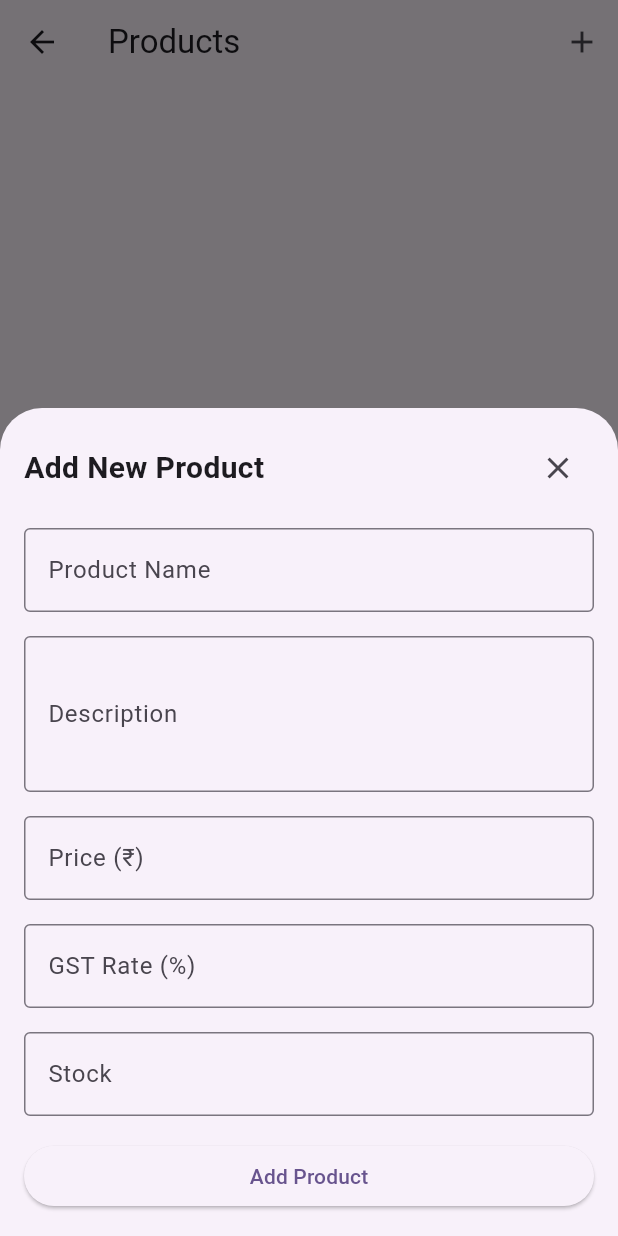
After one commit to jenil1711/gst-billing-app, a Flutter app: the ProductsScreen screen opened directly, after a tap on "Add Product", on a phone screen of 412 x 824 dp. The commit adds this screen. Run offline on Flutter 3.47's test engine with Material 3 defaults, Android fonts, the phone set to English and light mode, and no system bars; our stand-ins replace cloud_firestore, firebase_auth, firebase_core, flutter_riverpod, google_fonts, shared_preferences; accounts and stored records are empty.

Commit message:
feat: Add Products screen with Firestore integration and improved UI

```diff
--- a/lib/models/product.dart
+++ b/lib/models/product.dart
@@ -1,20 +1,20 @@
 class Product {
   final String id;
   final String name;
+  final String description;
   final double price;
   final double gstRate;
-  final String category;
-  final String? description;
+  final int stock;
   final DateTime createdAt;
   final DateTime updatedAt;
 
   Product({
     required this.id,
     required this.name,
+    required this.description,
     required this.price,
     required this.gstRate,
-    required this.category,
-    this.description,
+    required this.stock,
     required this.createdAt,
     required this.updatedAt,
   });
@@ -25,26 +25,51 @@ class Product {
   double get totalGst => cgst + sgst;
   double get totalPrice => price + totalGst;
 
-  // Convert to/from JSON
-  Map<String, dynamic> toJson() => {
+  Map<String, dynamic> toMap() {
+    return {
       'id': id,
       'name': name,
+      'description': description,
       'price': price,
       'gstRate': gstRate,
-        'category': category,
-        'description': description,
+      'stock': stock,
       'createdAt': createdAt.toIso8601String(),
       'updatedAt': updatedAt.toIso8601String(),
     };
+  }
 
-  factory Product.fromJson(Map<String, dynamic> json) => Product(
-        id: json['id'],
-        name: json['name'],
-        price: json['price'].toDouble(),
-        gstRate: json['gstRate'].toDouble(),
-        category: json['category'],
-        description: json['description'],
-        createdAt: DateTime.parse(json['createdAt']),
-        updatedAt: DateTime.parse(json['updatedAt']),
+  factory Product.fromMap(Map<String, dynamic> map) {
+    return Product(
+      id: map['id'] as String,
+      name: map['name'] as String,
+      description: map['description'] as String,
+      price: (map['price'] as num).toDouble(),
+      gstRate: (map['gstRate'] as num).toDouble(),
+      stock: map['stock'] as int,
+      createdAt: DateTime.parse(map['createdAt'] as String),
+      updatedAt: DateTime.parse(map['updatedAt'] as String),
     );
   }
+
+  Product copyWith({
+    String? id,
+    String? name,
+    String? description,
+    double? price,
+    double? gstRate,
+    int? stock,
+    DateTime? createdAt,
+    DateTime? updatedAt,
+  }) {
+    return Product(
+      id: id ?? this.id,
+      name: name ?? this.name,
+      description: description ?? this.description,
+      price: price ?? this.price,
+      gstRate: gstRate ?? this.gstRate,
+      stock: stock ?? this.stock,
+      createdAt: createdAt ?? this.createdAt,
+      updatedAt: updatedAt ?? this.updatedAt,
+    );
+  }
+}
--- /dev/null
+++ b/lib/screens/products_screen.dart
@@ -0,0 +1,386 @@
+import 'package:flutter/material.dart';
+import 'package:flutter_riverpod/flutter_riverpod.dart';
+import 'package:cloud_firestore/cloud_firestore.dart';
+import '../models/product.dart';
+
+class ProductsScreen extends ConsumerStatefulWidget {
+  const ProductsScreen({super.key});
+
+  @override
+  ConsumerState<ProductsScreen> createState() => _ProductsScreenState();
+}
+
+class _ProductsScreenState extends ConsumerState<ProductsScreen> {
+  final _formKey = GlobalKey<FormState>();
+  final _nameController = TextEditingController();
+  final _descriptionController = TextEditingController();
+  final _priceController = TextEditingController();
+  final _gstRateController = TextEditingController();
+  final _stockController = TextEditingController();
+  bool _isLoading = false;
+
+  @override
+  void dispose() {
+    _nameController.dispose();
+    _descriptionController.dispose();
+    _priceController.dispose();
+    _gstRateController.dispose();
+    _stockController.dispose();
+    super.dispose();
+  }
+
+  void _clearForm() {
+    _nameController.clear();
+    _descriptionController.clear();
+    _priceController.clear();
+    _gstRateController.clear();
+    _stockController.clear();
+    _formKey.currentState?.reset();
+  }
+
+  Future<void> _addProduct(BuildContext context) async {
+    if (!_formKey.currentState!.validate()) return;
+
+    setState(() => _isLoading = true);
+
+    try {
+      final product = Product(
+        id: DateTime.now().millisecondsSinceEpoch.toString(),
+        name: _nameController.text.trim(),
+        description: _descriptionController.text.trim(),
+        price: double.parse(_priceController.text),
+        gstRate: double.parse(_gstRateController.text),
+        stock: int.parse(_stockController.text),
+        createdAt: DateTime.now(),
+        updatedAt: DateTime.now(),
+      );
+
+      await FirebaseFirestore.instance
+          .collection('products')
+          .doc(product.id)
+          .set(product.toMap());
+
+      if (mounted) {
+        ScaffoldMessenger.of(context).showSnackBar(
+          const SnackBar(
+            content: Text('Product added successfully'),
+            behavior: SnackBarBehavior.floating,
+          ),
+        );
+        _clearForm();
+        Navigator.pop(context); // Close the bottom sheet
+      }
+    } catch (e) {
+      if (mounted) {
+        ScaffoldMessenger.of(context).showSnackBar(
+          SnackBar(
+            content: Text('Error: ${e.toString()}'),
+            behavior: SnackBarBehavior.floating,
+          ),
+        );
+      }
+    } finally {
+      if (mounted) {
+        setState(() => _isLoading = false);
+      }
+    }
+  }
+
+  @override
+  Widget build(BuildContext context) {
+    return Scaffold(
+      appBar: AppBar(
+        title: const Text('Products'),
+        actions: [
+          IconButton(
+            icon: const Icon(Icons.add),
+            onPressed: () {
+              _clearForm();
+              showModalBottomSheet(
+                context: context,
+                isScrollControlled: true,
+                isDismissible: true,
+                enableDrag: true,
+                builder: (context) => Padding(
+                  padding: EdgeInsets.only(
+                    bottom: MediaQuery.of(context).viewInsets.bottom,
+                  ),
+                  child: _buildAddProductForm(),
+                ),
+              );
+            },
+          ),
+        ],
+      ),
+      body: StreamBuilder<QuerySnapshot>(
+        stream: FirebaseFirestore.instance
+            .collection('products')
+            .orderBy('createdAt', descending: true)
+            .snapshots(),
+        builder: (context, snapshot) {
+          if (snapshot.hasError) {
+            return Center(
+              child: Text(
+                'Error: ${snapshot.error}',
+                style: const TextStyle(color: Colors.red),
+              ),
+            );
+          }
+
+          if (snapshot.connectionState == ConnectionState.waiting) {
+            return const Center(child: CircularProgressIndicator());
+          }
+
+          final products = snapshot.data?.docs
+                  .map((doc) =>
+                      Product.fromMap(doc.data() as Map<String, dynamic>))
+                  .toList() ??
+              [];
+
+          if (products.isEmpty) {
+            return Center(
+              child: Column(
+                mainAxisAlignment: MainAxisAlignment.center,
+                children: [
+                  const Icon(
+                    Icons.inventory_2_outlined,
+                    size: 64,
+                    color: Colors.grey,
+                  ),
+                  const SizedBox(height: 16),
+                  const Text(
+                    'No products found',
+                    style: TextStyle(
+                      fontSize: 18,
+                      color: Colors.grey,
+                    ),
+                  ),
+                  const SizedBox(height: 8),
+                  ElevatedButton.icon(
+                    onPressed: () {
+                      _clearForm();
+                      showModalBottomSheet(
+                        context: context,
+                        isScrollControlled: true,
+                        isDismissible: true,
+                        enableDrag: true,
+                        builder: (context) => Padding(
+                          padding: EdgeInsets.only(
+                            bottom: MediaQuery.of(context).viewInsets.bottom,
+                          ),
+                          child: _buildAddProductForm(),
+                        ),
+                      );
+                    },
+                    icon: const Icon(Icons.add),
+                    label: const Text('Add Product'),
+                  ),
+                ],
+              ),
+            );
+          }
+
+          return ListView.builder(
+            itemCount: products.length,
+            itemBuilder: (context, index) {
+              final product = products[index];
+              return Card(
+                margin: const EdgeInsets.symmetric(horizontal: 16, vertical: 8),
+                child: ListTile(
+                  title: Text(
+                    product.name,
+                    style: const TextStyle(
+                      fontWeight: FontWeight.bold,
+                    ),
+                  ),
+                  subtitle: Column(
+                    crossAxisAlignment: CrossAxisAlignment.start,
+                    children: [
+                      Text('₹${product.price.toStringAsFixed(2)}'),
+                      Text('GST: ${product.gstRate}%'),
+                      Text('Stock: ${product.stock}'),
+                    ],
+                  ),
+                  trailing: Row(
+                    mainAxisSize: MainAxisSize.min,
+                    children: [
+                      IconButton(
+                        icon: const Icon(Icons.edit),
+                        onPressed: () {
+                          // TODO: Implement edit functionality
+                        },
+                      ),
+                      IconButton(
+                        icon: const Icon(Icons.delete),
+                        onPressed: () async {
+                          final confirmed = await showDialog<bool>(
+                            context: context,
+                            builder: (context) => AlertDialog(
+                              title: const Text('Delete Product'),
+                              content: Text(
+                                  'Are you sure you want to delete ${product.name}?'),
+                              actions: [
+                                TextButton(
+                                  onPressed: () =>
+                                      Navigator.pop(context, false),
+                                  child: const Text('Cancel'),
+                                ),
+                                TextButton(
+                                  onPressed: () => Navigator.pop(context, true),
+                                  child: const Text(
+                                    'Delete',
+                                    style: TextStyle(color: Colors.red),
+                                  ),
+                                ),
+                              ],
+                            ),
+                          );
+
+                          if (confirmed == true && mounted) {
+                            await FirebaseFirestore.instance
+                                .collection('products')
+                                .doc(product.id)
+                                .delete();
+                            if (mounted) {
+                              ScaffoldMessenger.of(context).showSnackBar(
+                                const SnackBar(
+                                  content: Text('Product deleted successfully'),
+                                  behavior: SnackBarBehavior.floating,
+                                ),
+                              );
+                            }
+                          }
+                        },
+                      ),
+                    ],
+                  ),
+                ),
+              );
+            },
+          );
+        },
+      ),
+    );
+  }
+
+  Widget _buildAddProductForm() {
+    return SingleChildScrollView(
+      padding: const EdgeInsets.all(16),
+      child: Form(
+        key: _formKey,
+        child: Column(
+          crossAxisAlignment: CrossAxisAlignment.stretch,
+          mainAxisSize: MainAxisSize.min,
+          children: [
+            Row(
+              mainAxisAlignment: MainAxisAlignment.spaceBetween,
+              children: [
+                const Text(
+                  'Add New Product',
+                  style: TextStyle(
+                    fontSize: 20,
+                    fontWeight: FontWeight.bold,
+                  ),
+                ),
+                IconButton(
+                  icon: const Icon(Icons.close),
+                  onPressed: () => Navigator.pop(context),
+                ),
+              ],
+            ),
+            const SizedBox(height: 16),
+            TextFormField(
+              controller: _nameController,
+              decoration: const InputDecoration(
+                labelText: 'Product Name',
+                border: OutlineInputBorder(),
+              ),
+              validator: (value) {
+                if (value == null || value.isEmpty) {
+                  return 'Please enter product name';
+                }
+                return null;
+              },
+            ),
+            const SizedBox(height: 16),
+            TextFormField(
+              controller: _descriptionController,
+              decoration: const InputDecoration(
+                labelText: 'Description',
+                border: OutlineInputBorder(),
+              ),
+              maxLines: 3,
+            ),
+            const SizedBox(height: 16),
+            TextFormField(
+              controller: _priceController,
+              decoration: const InputDecoration(
+                labelText: 'Price (₹)',
+                border: OutlineInputBorder(),
+              ),
+              keyboardType: TextInputType.number,
+              validator: (value) {
+                if (value == null || value.isEmpty) {
+                  return 'Please enter price';
+                }
+                if (double.tryParse(value) == null) {
+                  return 'Please enter a valid price';
+                }
+                return null;
+              },
+            ),
+            const SizedBox(height: 16),
+            TextFormField(
+              controller: _gstRateController,
+              decoration: const InputDecoration(
+                labelText: 'GST Rate (%)',
+                border: OutlineInputBorder(),
+              ),
+              keyboardType: TextInputType.number,
+              validator: (value) {
+                if (value == null || value.isEmpty) {
+                  return 'Please enter GST rate';
+                }
+                if (double.tryParse(value) == null) {
+                  return 'Please enter a valid GST rate';
+                }
+                return null;
+              },
+            ),
+            const SizedBox(height: 16),
+            TextFormField(
+              controller: _stockController,
+              decoration: const InputDecoration(
+                labelText: 'Stock',
+                border: OutlineInputBorder(),
+              ),
+              keyboardType: TextInputType.number,
+              validator: (value) {
+                if (value == null || value.isEmpty) {
+                  return 'Please enter stock quantity';
+                }
+                if (int.tryParse(value) == null) {
+                  return 'Please enter a valid quantity';
+                }
+                return null;
+              },
+            ),
+            const SizedBox(height: 16),
+            ElevatedButton(
+              onPressed: _isLoading ? null : () => _addProduct(context),
+              child: _isLoading
+                  ? const SizedBox(
+                      height: 20,
+                      width: 20,
+                      child: CircularProgressIndicator(
+                        strokeWidth: 2,
+                      ),
+                    )
+                  : const Text('Add Product'),
+            ),
+          ],
+        ),
+      ),
+    );
+  }
+}
--- a/pubspec.yaml
+++ b/pubspec.yaml
@@ -1,5 +1,5 @@
 name: gst_billing_app
-description: A GST Billing App for TATA Retail Solutions
+description: A GST billing application for managing products, customers, and invoices.
 # The following line prevents the package from being accidentally published to
 # pub.dev using `flutter pub publish`. This is preferred for private packages.
 publish_to: 'none' # Remove this line if you wish to publish to pub.dev
```
Also changed, not shown: lib/main.dart (+13 -9 lines), lib/providers/theme_provider.dart (+6 -6 lines), lib/screens/auth_wrapper.dart (added, +31 -0 lines), lib/screens/home_page.dart (+44 -18 lines), lib/screens/login_screen.dart (+21 -18 lines). Lines whose indentation alone changed are shown as unchanged.
